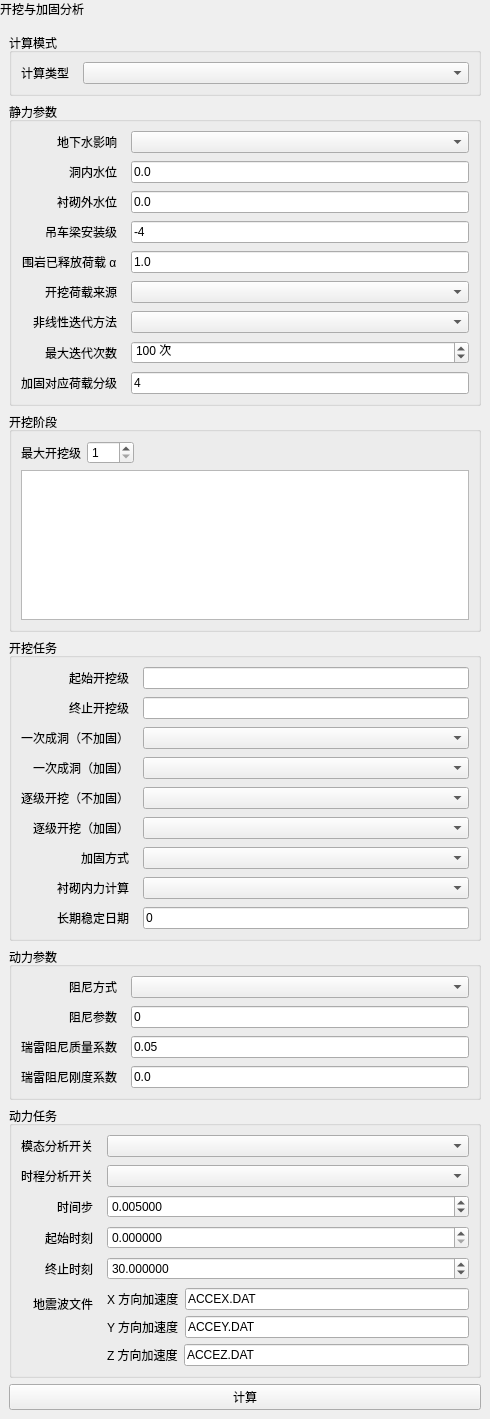
Before: the Qt Designer form plugins/Base_Solver/CaveSupportComputationPage.ui in asd977/base_cae, drawn with Qt 5.
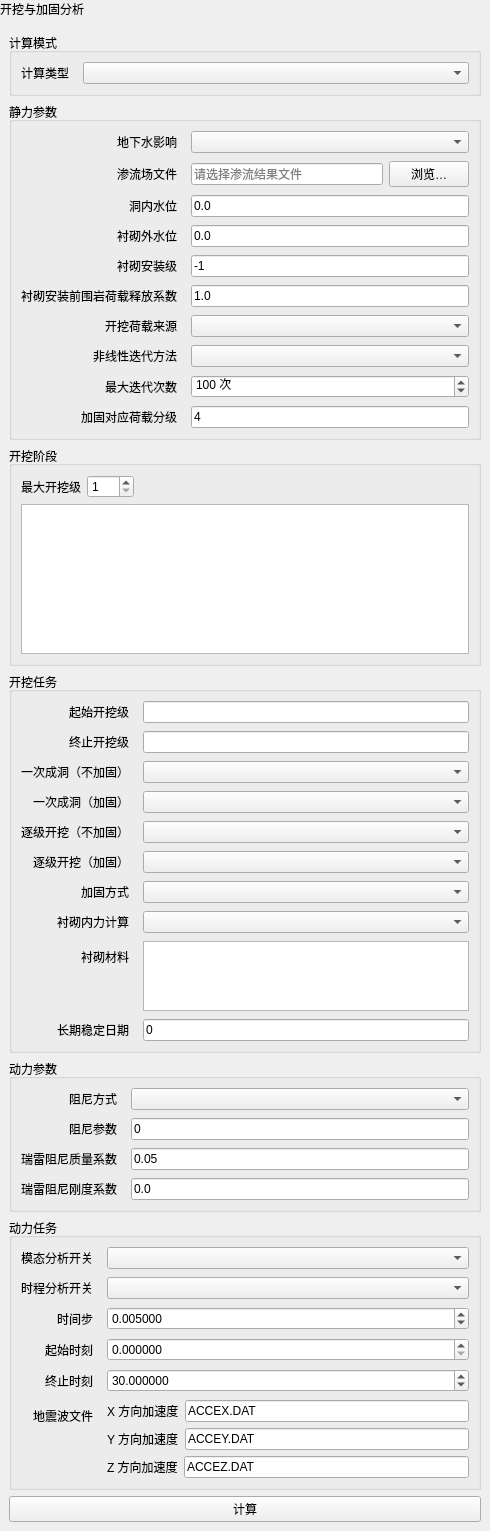
After: the same form once the commit is applied.

```diff
--- a/plugins/Base_Solver/CaveSupportComputationPage.ui
+++ b/plugins/Base_Solver/CaveSupportComputationPage.ui
@@ -139,6 +139,54 @@
          </widget>
         </item>
         <item row="1" column="0">
+         <widget class="QLabel" name="labelSeepageSource">
+          <property name="text">
+           <string>渗流场文件</string>
+          </property>
+          <property name="toolTip">
+           <string>选择渗流计算输出的节点水头/孔压文件，或自由面点集文件。</string>
+          </property>
+         </widget>
+        </item>
+        <item row="1" column="1">
+         <widget class="QWidget" name="widgetSeepageSource">
+          <layout class="QHBoxLayout" name="layoutSeepageSource">
+           <property name="leftMargin">
+            <number>0</number>
+           </property>
+           <property name="topMargin">
+            <number>0</number>
+           </property>
+           <property name="rightMargin">
+            <number>0</number>
+           </property>
+           <property name="bottomMargin">
+            <number>0</number>
+           </property>
+           <property name="spacing">
+            <number>6</number>
+           </property>
+           <item>
+            <widget class="QLineEdit" name="editSeepageSource">
+             <property name="readOnly">
+              <bool>true</bool>
+             </property>
+             <property name="placeholderText">
+              <string>请选择渗流结果文件</string>
+             </property>
+            </widget>
+           </item>
+           <item>
+            <widget class="QPushButton" name="btnBrowseSeepageSource">
+             <property name="text">
+              <string>浏览…</string>
+             </property>
+            </widget>
+           </item>
+          </layout>
+         </widget>
+        </item>
+        <item row="2" column="0">
          <widget class="QLabel" name="label5">
           <property name="text">
            <string>洞内水位</string>
@@ -148,7 +196,7 @@
           </property>
          </widget>
         </item>
-        <item row="1" column="1">
+        <item row="2" column="1">
          <widget class="QLineEdit" name="line5Edit">
           <property name="text">
            <string>0.0</string>
@@ -161,7 +209,7 @@
           </property>
          </widget>
         </item>
-        <item row="2" column="0">
+        <item row="3" column="0">
          <widget class="QLabel" name="label7">
           <property name="text">
            <string>衬砌外水位</string>
@@ -171,7 +219,7 @@
           </property>
          </widget>
         </item>
-        <item row="2" column="1">
+        <item row="3" column="1">
          <widget class="QLineEdit" name="line7Edit">
           <property name="text">
            <string>0.0</string>
@@ -184,20 +232,20 @@
           </property>
          </widget>
         </item>
-        <item row="3" column="0">
+        <item row="4" column="0">
          <widget class="QLabel" name="label10">
           <property name="text">
-           <string>吊车梁安装级</string>
+           <string>衬砌安装级</string>
           </property>
           <property name="wordWrap">
            <bool>false</bool>
           </property>
          </widget>
         </item>
-        <item row="3" column="1">
+        <item row="4" column="1">
          <widget class="QLineEdit" name="line10Edit">
           <property name="text">
-           <string>-4</string>
+           <string>-1</string>
           </property>
           <property name="minimumSize">
            <size>
@@ -207,17 +255,17 @@
           </property>
          </widget>
         </item>
-        <item row="4" column="0">
+        <item row="5" column="0">
          <widget class="QLabel" name="label11">
           <property name="text">
-           <string>围岩已释放荷载 α</string>
+           <string>衬砌安装前围岩荷载释放系数</string>
           </property>
           <property name="wordWrap">
            <bool>false</bool>
           </property>
          </widget>
         </item>
-        <item row="4" column="1">
+        <item row="5" column="1">
          <widget class="QLineEdit" name="line11Edit">
           <property name="text">
            <string>1.0</string>
@@ -230,7 +278,7 @@
           </property>
          </widget>
         </item>
-        <item row="5" column="0">
+        <item row="6" column="0">
          <widget class="QLabel" name="label23">
           <property name="text">
            <string>开挖荷载来源</string>
@@ -240,7 +288,7 @@
           </property>
          </widget>
         </item>
-        <item row="5" column="1">
+        <item row="6" column="1">
          <widget class="QComboBox" name="comboExcavationLoadMethod">
           <property name="minimumSize">
            <size>
@@ -250,7 +298,7 @@
           </property>
          </widget>
         </item>
-        <item row="6" column="0">
+        <item row="7" column="0">
          <widget class="QLabel" name="label24">
           <property name="text">
            <string>非线性迭代方法</string>
@@ -260,10 +308,10 @@
           </property>
          </widget>
         </item>
-        <item row="6" column="1">
+        <item row="7" column="1">
          <widget class="QComboBox" name="comboIterationMethod" />
         </item>
-        <item row="8" column="0">
+        <item row="9" column="0">
          <widget class="QLabel" name="label25">
           <property name="text">
            <string>加固对应荷载分级</string>
@@ -273,7 +321,7 @@
           </property>
          </widget>
         </item>
-        <item row="8" column="1">
+        <item row="9" column="1">
          <widget class="QLineEdit" name="line25Edit">
           <property name="text">
            <string>4</string>
@@ -313,14 +361,14 @@
         <property name="labelAlignment">
          <set>Qt::AlignRight|Qt::AlignVCenter</set>
         </property>
-        <item row="7" column="0">
+        <item row="8" column="0">
          <widget class="QLabel" name="labelIterationCount">
           <property name="text">
            <string>最大迭代次数</string>
           </property>
          </widget>
         </item>
-        <item row="7" column="1">
+        <item row="8" column="1">
          <widget class="QSpinBox" name="spinIterationCount">
           <property name="toolTip">
            <string>最大迭代次数</string>
@@ -598,7 +646,7 @@
           </property>
          </widget>
         </item>
-        <item row="8" column="0">
+        <item row="9" column="0">
          <widget class="QLabel" name="labelIdayCase">
           <property name="text">
            <string>长期稳定日期</string>
@@ -608,7 +656,7 @@
           </property>
          </widget>
         </item>
-        <item row="8" column="1">
+        <item row="9" column="1">
          <widget class="QLineEdit" name="editIdayCase">
           <property name="text">
            <string>0</string>
@@ -674,6 +722,29 @@
           </property>
          </widget>
         </item>
+        <item row="8" column="0">
+         <widget class="QLabel" name="labelLiningMaterials">
+          <property name="text">
+           <string>衬砌材料</string>
+          </property>
+          <property name="toolTip">
+           <string>从网格材料中选择组成衬砌实体的材料，可多选。</string>
+          </property>
+         </widget>
+        </item>
+        <item row="8" column="1">
+         <widget class="QListWidget" name="listLiningMaterials">
+          <property name="toolTip">
+           <string>按住 Ctrl 可选择多个衬砌材料。衬砌应使用独立材料，并与开挖体具有公共边界。</string>
+          </property>
+          <property name="minimumHeight">
+           <number>90</number>
+          </property>
+          <property name="selectionMode">
+           <enum>QAbstractItemView::ExtendedSelection</enum>
+          </property>
+         </widget>
+        </item>
        </layout>
       </widget>
      </item>
```
Left out of the diff: 5 changed lines with no effect on the pictures.
